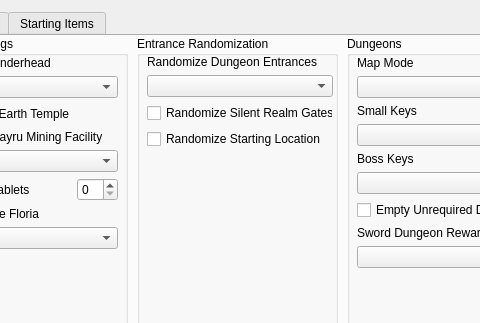
This is gui/randogui.ui in ssrando/ssrando as Qt 5 draws it before an edit; both pictures show x 485 to 965 and y 0 to 323 of the 1051 by 738 pixel window. The edited form follows.
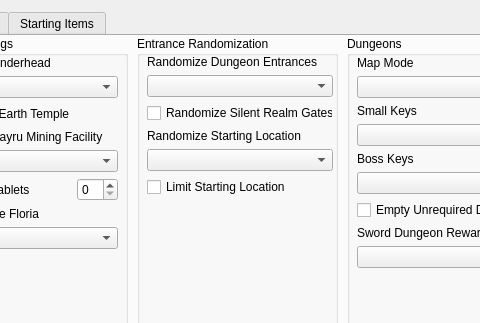
This is the edited form.

Commit message: Add more starting entrance options

```diff
--- a/gui/randogui.ui
+++ b/gui/randogui.ui
@@ -960,12 +960,22 @@
          </widget>
         </item>
         <item>
-         <widget class="QCheckBox" name="option_random_start_entrance">
+         <widget class="QLabel" name="label_for_option_random_start_entrance">
           <property name="text">
            <string>Randomize Starting Location</string>
           </property>
          </widget>
         </item>
+        <item>
+         <widget class="QComboBox" name="option_random_start_entrance"/>
+        </item>
+        <item>
+         <widget class="QCheckBox" name="option_limit_start_entrance">
+          <property name="text">
+           <string>Limit Starting Location</string>
+          </property>
+         </widget>
+        </item>
         <item>
          <spacer name="vspace_er">
           <property name="orientation">
```
The commit also changes 6 other files.
